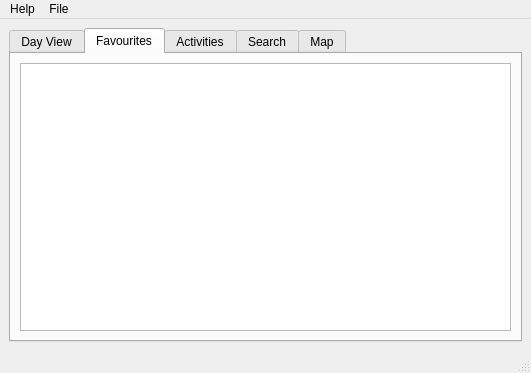
First picture: the form in src/gui/mainwindow.ui, repository edulix/confclerk, before the edit.
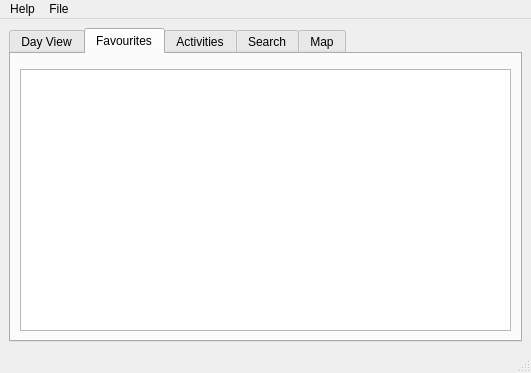
Second picture: the form after the edit. Custom widgets are drawn as their Qt base class.

Commit message: Favourites dayNavigator

The edit to the form file:
```diff
--- a/src/gui/mainwindow.ui
+++ b/src/gui/mainwindow.ui
@@ -53,9 +53,16 @@
        <attribute name="title" >
         <string>Favourites</string>
        </attribute>
-       <layout class="QGridLayout" name="gridLayout_3" >
-        <item row="0" column="0" >
-         <widget class="TreeView" name="favTreeView" />
+       <layout class="QGridLayout" name="gridLayout_3">
+        <item row="0" column="0">
+         <layout class="QVBoxLayout" name="verticalLayout_2">
+          <item>
+           <widget class="DayNavigatorWidget" name="favouriteDayNavigator" native="true"/>
+          </item>
+          <item>
+           <widget class="TreeView" name="favTreeView"/>
+          </item>
+         </layout>
         </item>
        </layout>
       </widget>
```
Left out of the diff: 113 changed lines with no effect on the pictures. The commit also changes 2 other files.
